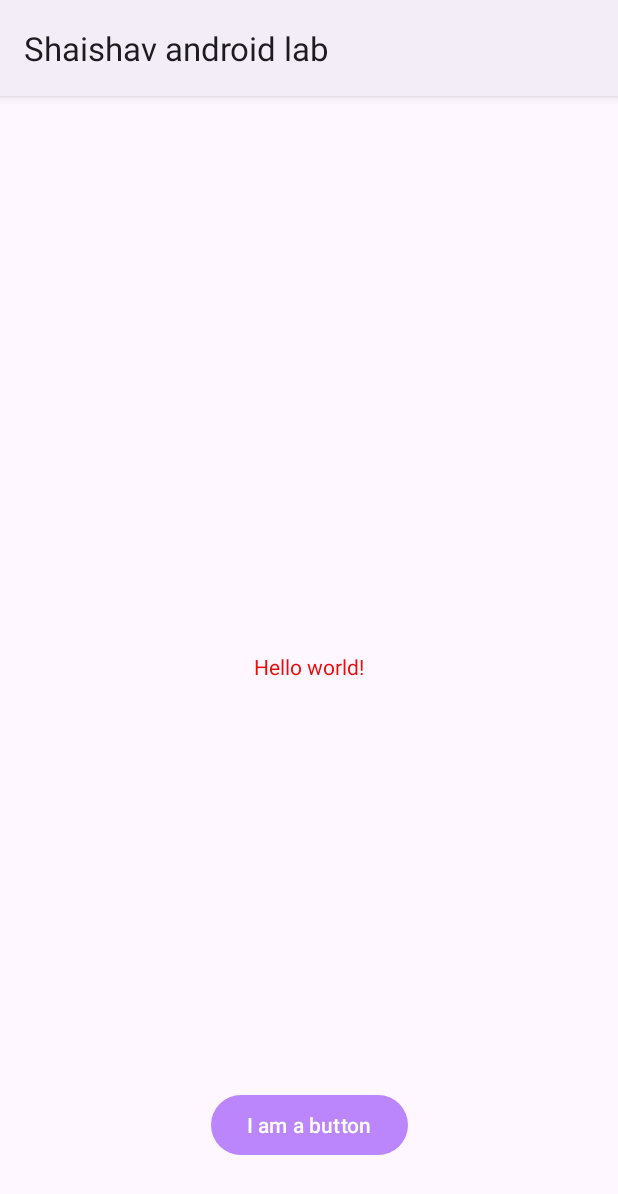
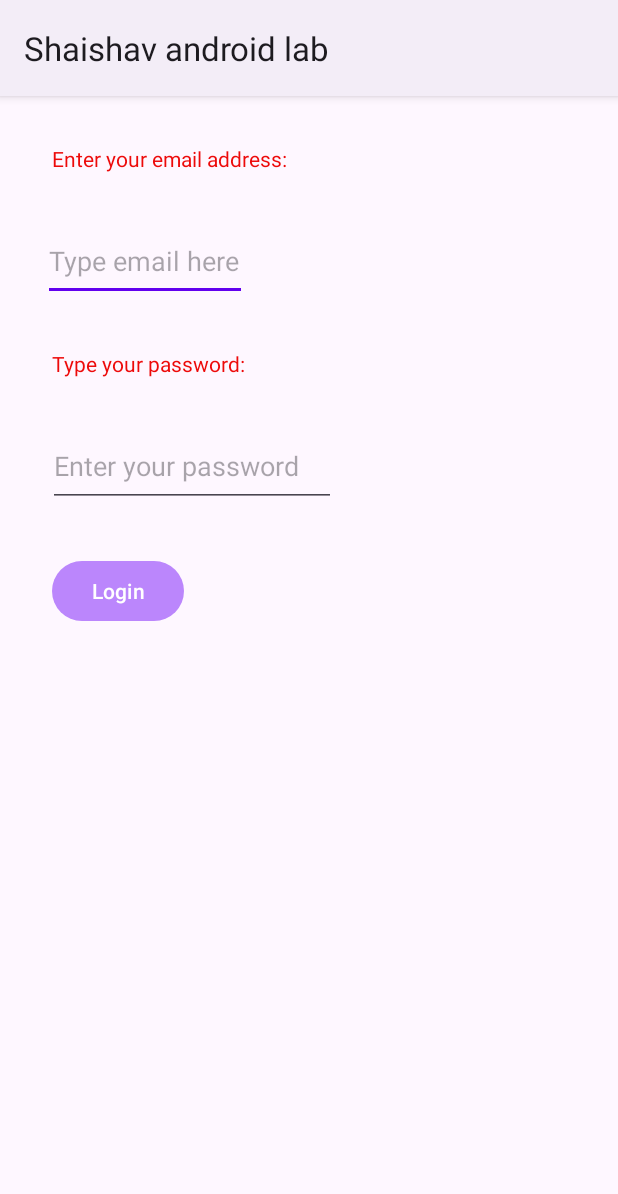
Before and after one commit to ShaishavGoyal/Shaishav_android_lab, an Android app: the screen it shows after launch (MainActivity), on a phone screen of 412 x 824 dp. Shown: the top 1194 px of the screen. Run offline under Robolectric (Android 15) with nearby library versions, the phone set to English and light mode, and no system bars.

Commit message:
Week4 Lab Completed

```diff
--- a/app/src/main/AndroidManifest.xml
+++ b/app/src/main/AndroidManifest.xml
@@ -1,6 +1,9 @@
 <?xml version="1.0" encoding="utf-8"?>
 <manifest xmlns:android="http://schemas.android.com/apk/res/android"
     xmlns:tools="http://schemas.android.com/tools">
+    <uses-feature android:name="android.hardware.telephony" android:required="false" />
+    <uses-permission android:name="android.permission.CALL_PHONE"/>
+    <uses-feature android:name="android.hardware.camera" android:required="true"/>
 
     <application
         android:allowBackup="true"
@@ -13,6 +16,9 @@
         android:theme="@style/Theme.ShaishavAndroidLab"
         tools:targetApi="31">
         <activity
+            android:name=".SecondActivity"
+            android:exported="false" />
+        <activity
             android:name=".MainActivity"
             android:exported="true">
             <intent-filter>
--- a/app/src/main/java/com/example/shaishavandroidlab/MainActivity.java
+++ b/app/src/main/java/com/example/shaishavandroidlab/MainActivity.java
@@ -2,13 +2,70 @@
 
  import androidx.appcompat.app.AppCompatActivity;
 
+  import android.content.Context;
+  import android.content.Intent;
+  import android.content.SharedPreferences;
   import android.os.Bundle;
+  import android.util.Log;
+  import android.widget.Button;
+  import android.widget.EditText;
 
   public class MainActivity extends AppCompatActivity {
+
+      private static String TAG = "MainActivity";
 
       @Override
       protected void onCreate(Bundle savedInstanceState) {
           super.onCreate(savedInstanceState);
           setContentView(R.layout.activity_main);
+
+          Button loginButton = findViewById(R.id.loginButton);
+          EditText emailEditText = findViewById(R.id.edittextEmail);
+
+          SharedPreferences prefs = getSharedPreferences("MyData", Context.MODE_PRIVATE);
+          SharedPreferences.Editor editor = prefs.edit();
+
+          String emailAddress = prefs.getString("LoginName", "");
+
+          emailEditText.setText(emailAddress);
+          loginButton.setOnClickListener( clk-> {
+              editor.putString("LoginName", emailEditText.getText().toString());
+              editor.apply();
+              Intent nextPage = new Intent( MainActivity.this, SecondActivity.class);
+              nextPage.putExtra( "EmailAddress", emailEditText.getText().toString() );
+              startActivity( nextPage);
+          } );
+
+          Log.w( TAG, "is the first function that gets created when an application is launched. There are several other functions that get called when an application is launching:" );
+      }
+
+      @Override
+      protected void onPause() {
+          super.onPause();
+          Log.w(TAG,"The application no longer responds to user input");
+      }
+
+      @Override
+      protected void onResume() {
+          super.onResume();
+          Log.w(TAG,"The application is now responding to user input");
+      }
+
+      @Override
+      protected void onStart() {
+          super.onStart();
+          Log.w(TAG,"The application is now visible on screen");
+      }
+
+      @Override
+      protected void onStop() {
+          super.onStop();
+          Log.w(TAG,"The application is no longer visible");
+      }
+
+      @Override
+      protected void onDestroy() {
+          super.onDestroy();
+          Log.w(TAG,"Any memory used by the application is freed");
       }
   }
--- a/app/src/main/res/layout/activity_main.xml
+++ b/app/src/main/res/layout/activity_main.xml
@@ -4,25 +4,71 @@
     xmlns:tools="http://schemas.android.com/tools"
     android:layout_width="match_parent"
     android:layout_height="match_parent"
+    android:visibility="visible"
     tools:context=".MainActivity">
 
     <TextView
+        android:id="@+id/textEmail"
         android:layout_width="wrap_content"
         android:layout_height="wrap_content"
-        android:text="@string/hello_message"
-        app:layout_constraintBottom_toBottomOf="parent"
+        android:layout_marginStart="32dp"
+        android:layout_marginTop="32dp"
+        android:text="Enter your email address:"
         app:layout_constraintEnd_toEndOf="parent"
+        app:layout_constraintHorizontal_bias="0.013"
         app:layout_constraintStart_toStartOf="parent"
         app:layout_constraintTop_toTopOf="parent" />
 
-    <Button
+    <EditText
+        android:id="@+id/edittextEmail"
+        android:layout_width="136dp"
+        android:layout_height="53dp"
+        android:layout_marginStart="32dp"
+        android:layout_marginTop="32dp"
+        android:hint="Type email here"
+        android:inputType="textEmailAddress"
+        app:layout_constraintEnd_toEndOf="parent"
+        app:layout_constraintEnd_toStartOf="@+id/textEmail"
+        app:layout_constraintHorizontal_bias="0.025"
+        app:layout_constraintStart_toStartOf="parent"
+        app:layout_constraintTop_toBottomOf="@+id/textEmail" />
+
+    <TextView
+        android:id="@+id/textPassword"
         android:layout_width="wrap_content"
         android:layout_height="wrap_content"
-        android:layout_marginBottom="50dp"
-        android:text="@string/button_message"
-        app:layout_constraintBottom_toBottomOf="parent"
+        android:layout_marginStart="32dp"
+        android:layout_marginTop="32dp"
+        android:layout_marginEnd="246dp"
+        android:text="Type your password:"
         app:layout_constraintEnd_toEndOf="parent"
-        app:layout_constraintHorizontal_bias="0.5"
-        app:layout_constraintStart_toStartOf="parent" />
+        app:layout_constraintStart_toStartOf="parent"
+        app:layout_constraintTop_toBottomOf="@+id/edittextEmail" />
+
+    <EditText
+        android:id="@+id/edittextPassword"
+        android:layout_width="192dp"
+        android:layout_height="54dp"
+        android:layout_marginStart="32dp"
+        android:layout_marginTop="32dp"
+        android:layout_marginEnd="356dp"
+        android:hint="Enter your password"
+        android:inputType="textPassword"
+        app:layout_constraintEnd_toEndOf="parent"
+        app:layout_constraintHorizontal_bias="0.0"
+        app:layout_constraintStart_toStartOf="parent"
+        app:layout_constraintTop_toBottomOf="@+id/textPassword" />
+
+    <Button
+        android:id="@+id/loginButton"
+        android:layout_width="wrap_content"
+        android:layout_height="wrap_content"
+        android:layout_marginStart="32dp"
+        android:layout_marginTop="32dp"
+        android:text="Login"
+        app:layout_constraintEnd_toEndOf="parent"
+        app:layout_constraintHorizontal_bias="0.01"
+        app:layout_constraintStart_toStartOf="parent"
+        app:layout_constraintTop_toBottomOf="@+id/edittextPassword" />
 
 </androidx.constraintlayout.widget.ConstraintLayout>
```
Also changed, not shown: app/src/main/java/com/example/shaishavandroidlab/SecondActivity.java (added, +107 -0 lines), app/src/main/res/layout/activity_second.xml (added, +68 -0 lines). Lines whose indentation alone changed are shown as unchanged.
